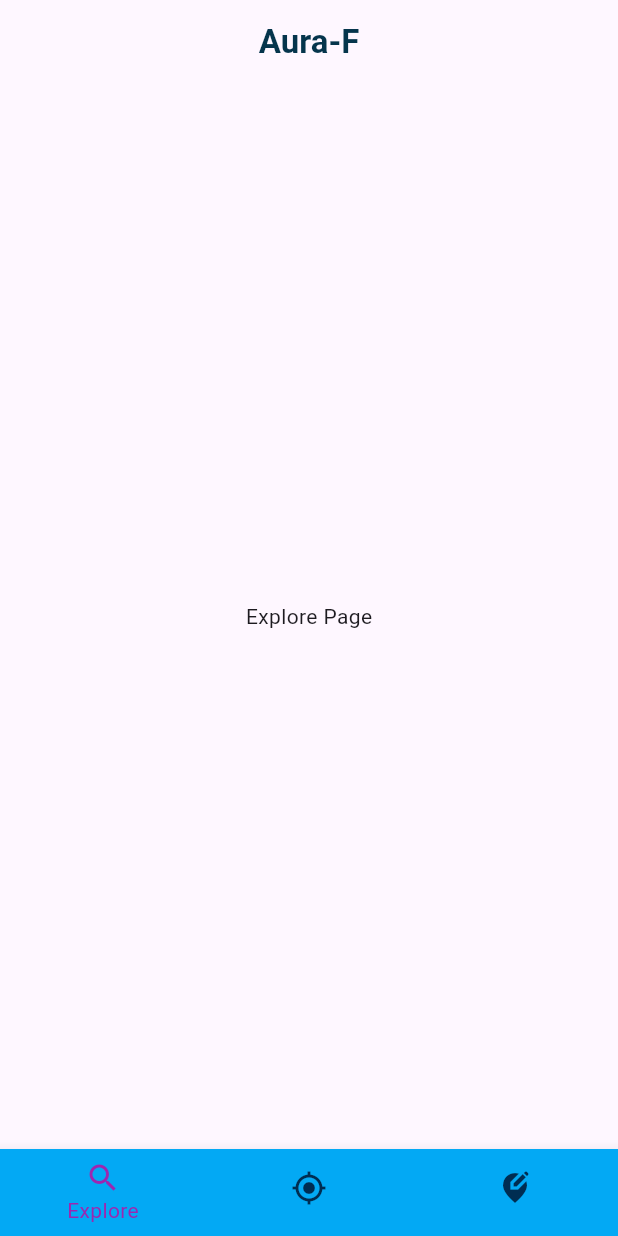
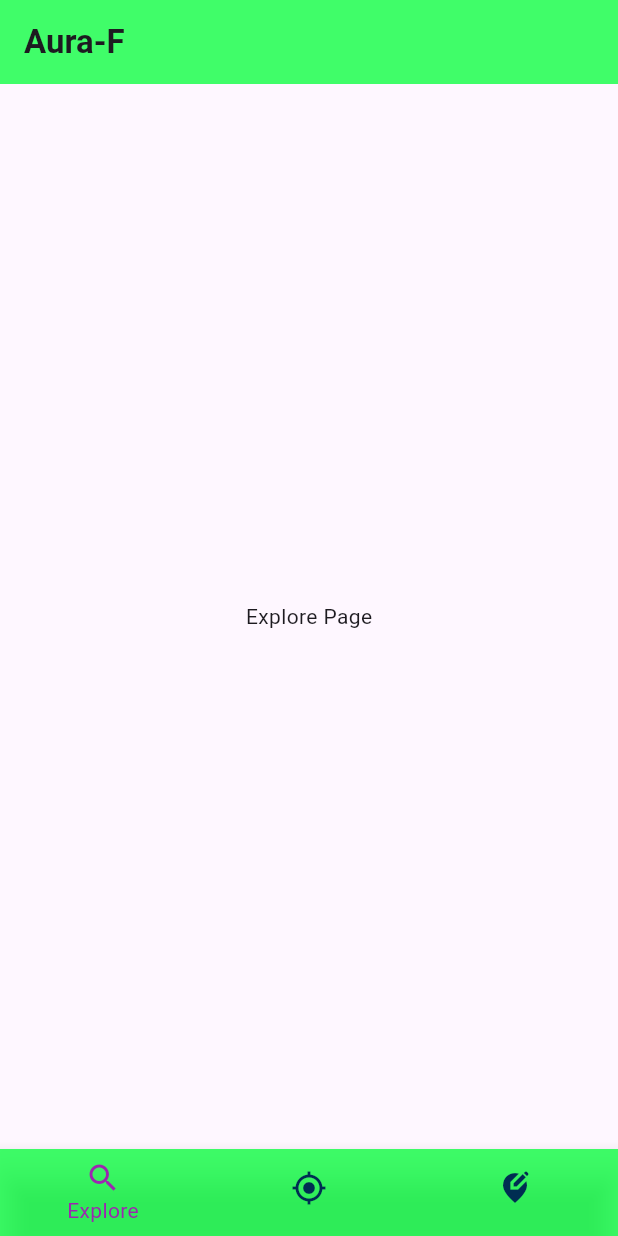
Before and after one commit to Mastermind-sap/gadc, a Flutter app: the screen it shows after launch, on a phone screen of 412 x 824 dp. Run offline on Flutter 3.47's test engine with Material 3 defaults, Android fonts, the light colour scheme and no system bars; our stand-ins replace lottie.

Commit message:
color scheme according to lottie

```diff
--- a/lib/widgets/custom_app_bar/custom_app_bar.dart
+++ b/lib/widgets/custom_app_bar/custom_app_bar.dart
@@ -28,12 +28,12 @@ class _CustomAppBarState extends State<CustomAppBar> {
       title: Text(
         _displayedTitle,
         style: const TextStyle(
-          color: Color(0xFF05354C),
+          // color: Color(0xFF05354C),
           fontWeight: FontWeight.w700,
         ),
       ),
-      centerTitle: true,
-      backgroundColor: Colors.transparent,
+      centerTitle: false,
+      backgroundColor: const Color.fromARGB(192, 1, 255, 56),
     );
   }
 }
--- a/lib/widgets/custom_bottom_navbar/custom_bottom_navbar.dart
+++ b/lib/widgets/custom_bottom_navbar/custom_bottom_navbar.dart
@@ -12,7 +12,7 @@ class CustomBottomNavbar extends StatelessWidget {
         type: BottomNavigationBarType.fixed,
         unselectedItemColor: const Color.fromARGB(255, 0, 45, 82),
         selectedItemColor: Colors.purple,
-        backgroundColor: Colors.lightBlue,
+        backgroundColor: Color.fromARGB(192, 1, 255, 56),
         showSelectedLabels: true,
         showUnselectedLabels: false,
         currentIndex: selected,
```
